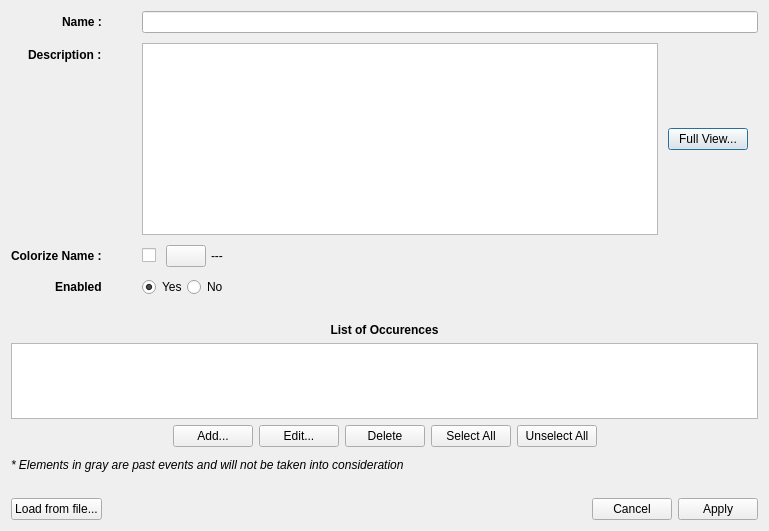
This is editirregulardialog.ui in redmoon1945/gbp as Qt 5 draws it before an edit. The edited form follows.
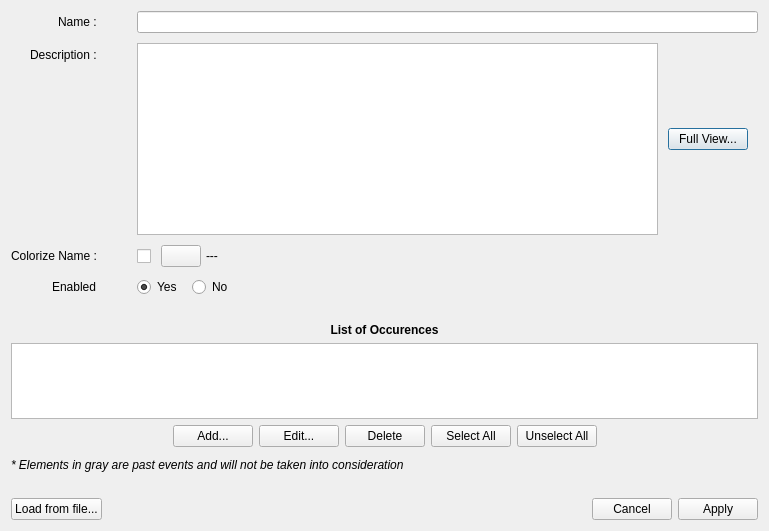
This is the edited form.

```diff
--- a/editirregulardialog.ui
+++ b/editirregulardialog.ui
@@ -31,7 +31,7 @@
         <widget class="QLabel" name="label">
          <property name="font">
           <font>
-           <bold>true</bold>
+           <bold>false</bold>
           </font>
          </property>
          <property name="text">
@@ -46,7 +46,7 @@
         <widget class="QLabel" name="label_2">
          <property name="font">
           <font>
-           <bold>true</bold>
+           <bold>false</bold>
           </font>
          </property>
          <property name="text">
@@ -110,7 +110,7 @@
         <widget class="QLabel" name="label_3">
          <property name="font">
           <font>
-           <bold>true</bold>
+           <bold>false</bold>
           </font>
          </property>
          <property name="text">
@@ -133,6 +133,22 @@
            </attribute>
           </widget>
          </item>
+         <item>
+          <spacer name="horizontalSpacer_10">
+           <property name="orientation">
+            <enum>Qt::Horizontal</enum>
+           </property>
+           <property name="sizeType">
+            <enum>QSizePolicy::Fixed</enum>
+           </property>
+           <property name="sizeHint" stdset="0">
+            <size>
+             <width>10</width>
+             <height>20</height>
+            </size>
+           </property>
+          </spacer>
+         </item>
          <item>
           <widget class="QRadioButton" name="activeNoRadioButton">
            <property name="text">
@@ -162,7 +178,7 @@
         <widget class="QLabel" name="label_4">
          <property name="font">
           <font>
-           <bold>true</bold>
+           <bold>false</bold>
           </font>
          </property>
          <property name="text">
@@ -174,6 +190,12 @@
         <layout class="QHBoxLayout" name="horizontalLayout_5">
          <item>
           <widget class="QCheckBox" name="decorationColorCheckBox">
+           <property name="sizePolicy">
+            <sizepolicy hsizetype="Minimum" vsizetype="Preferred">
+             <horstretch>0</horstretch>
+             <verstretch>0</verstretch>
+            </sizepolicy>
+           </property>
            <property name="text">
             <string/>
            </property>
@@ -197,6 +219,12 @@
          </item>
          <item>
           <widget class="QPushButton" name="decorationColorPushButton">
+           <property name="sizePolicy">
+            <sizepolicy hsizetype="Minimum" vsizetype="Preferred">
+             <horstretch>0</horstretch>
+             <verstretch>0</verstretch>
+            </sizepolicy>
+           </property>
            <property name="text">
             <string/>
            </property>
```
